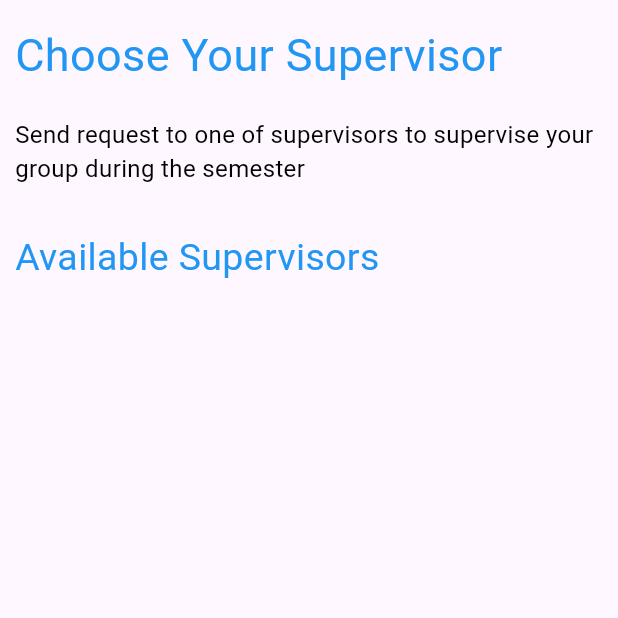
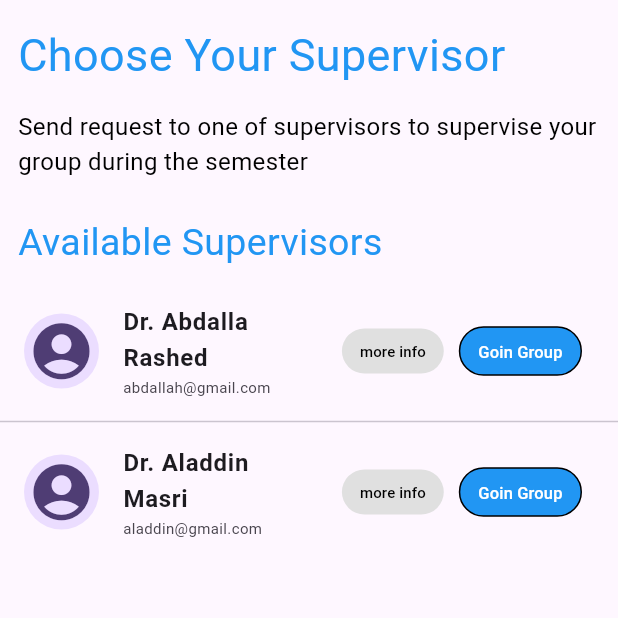
Before and after one commit to Omar-Qaneer/LetsGraduate_Mobile, a Flutter app: the RegisterToSupervisor screen opened directly, on a phone screen of 412 x 824 dp, the top half of it. Run offline on Flutter 3.47's test engine with Material 3 defaults, Android fonts, the phone set to English and light mode, and no system bars; our stand-ins replace flutter_otp_text_field, get, shared_preferences; accounts and stored records are empty.

Commit message:
Build RegisterTOSupervisor Page part 2
Edit padding of texts and Add ListView.separated to view list of supervisors and use the CustomListTile that i created before

```diff
--- a/lib/view/screen/student/register_to_supervisor.dart
+++ b/lib/view/screen/student/register_to_supervisor.dart
@@ -1,26 +1,27 @@
 import 'package:flutter/material.dart';
+import 'package:flutter_application_1/view/widget/student/custom_listtile.dart';
 
 class RegisterToSupervisor extends StatelessWidget {
   const RegisterToSupervisor({super.key});
 
   @override
   Widget build(BuildContext context) {
-    // final data = [
-    //   {
-    //     'name': 'Dr. Abdalla Rashed',
-    //     'department': 'Computer Engineering',
-    //     'email': 'abdallah@gmail.com',
-    //     'expertise': 'Artificial Intelligence',
-    //     'researchAreas': ['Machine Learning', 'Natural Language Processing'],
-    //   },
-    //   {
-    //     'name': 'Dr. Aladdin Masri',
-    //     'department': 'Computer Engineering',
-    //     'email': 'aladdin@gmail.com',
-    //     'expertise': 'Software Engineering',
-    //     'researchAreas': ['Cloud Computing', 'Distributed Systems'],
-    //   },
-    // ];
+    final supervisors = [
+      {
+        'name': 'Dr. Abdalla Rashed',
+        'department': 'Computer Engineering',
+        'email': 'abdallah@gmail.com',
+        'expertise': 'Artificial Intelligence',
+        'researchAreas': ['Machine Learning', 'Natural Language Processing'],
+      },
+      {
+        'name': 'Dr. Aladdin Masri',
+        'department': 'Computer Engineering',
+        'email': 'aladdin@gmail.com',
+        'expertise': 'Software Engineering',
+        'researchAreas': ['Cloud Computing', 'Distributed Systems'],
+      },
+    ];
 
     // final rows = [
     //   const DataRow(cells: [
@@ -86,7 +87,7 @@ class RegisterToSupervisor extends StatelessWidget {
 
     return Scaffold(
       body: Container(
-        padding: const EdgeInsets.symmetric(horizontal: 10, vertical: 10),
+        padding: const EdgeInsets.symmetric(vertical: 10),
         child: Column(
           crossAxisAlignment: CrossAxisAlignment.start,
           children: [
@@ -98,12 +99,11 @@ class RegisterToSupervisor extends StatelessWidget {
                 "Available Supervisors"
               ];
               List<double> fontSizes = [30, 16, 25];
-              List<double> verticalPaddings = [5, 15, 15];
               List<Color> colors = [Colors.blue, Colors.black, Colors.blue];
 
               return Padding(
-                padding:
-                    EdgeInsets.symmetric(vertical: verticalPaddings[index]),
+                padding: EdgeInsets.symmetric(
+                    vertical: (index + 1) * 5, horizontal: 12),
                 child: Text(
                   texts[index],
                   style: TextStyle(
@@ -111,6 +111,27 @@ class RegisterToSupervisor extends StatelessWidget {
                 ),
               );
             }),
+
+            ListView.separated(
+              physics: const ScrollPhysics(),
+              shrinkWrap: true,
+              itemCount: supervisors.length,
+              itemBuilder: (context, index) {
+                final supervisor = supervisors[index];
+                return CustomListTileStudent(
+                  title: supervisor['name'].toString(),
+                  subtitle: supervisor['email'].toString(),
+                  widget: const Icon(
+                    Icons.account_circle,
+                    size: 45,
+                  ),
+                  pageName: 'RegisterToSupervisor',
+                );
+              },
+              separatorBuilder: (BuildContext context, int index) {
+                return const Divider();
+              },
+            ),
           ],
         ),
       ),
```
